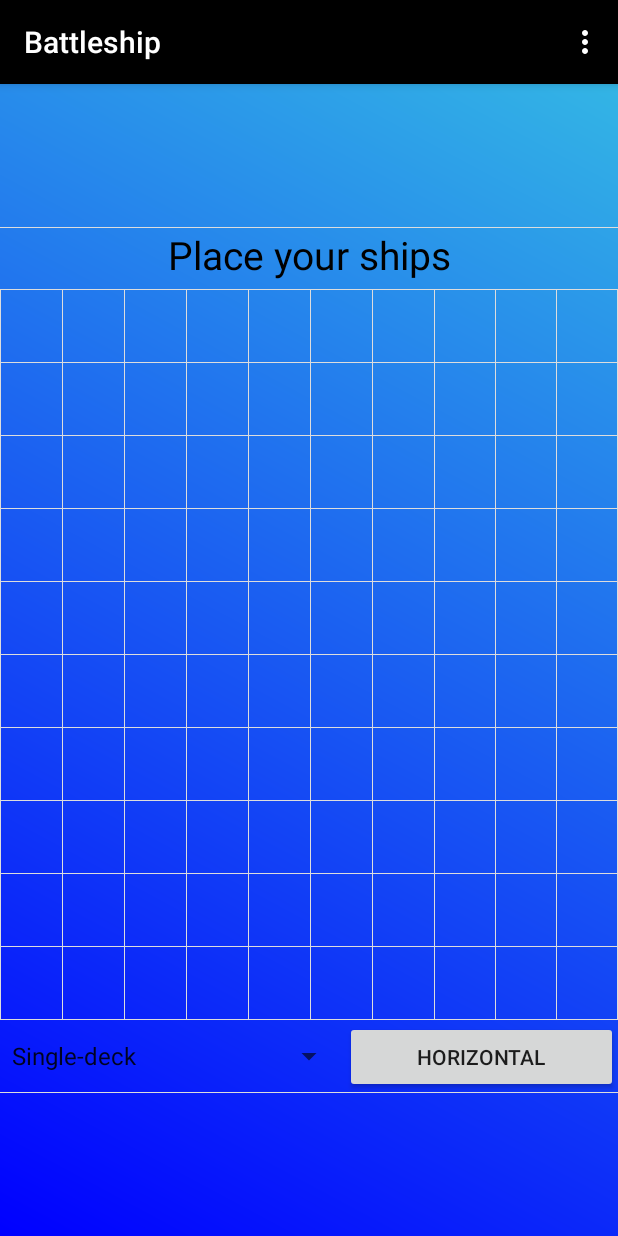
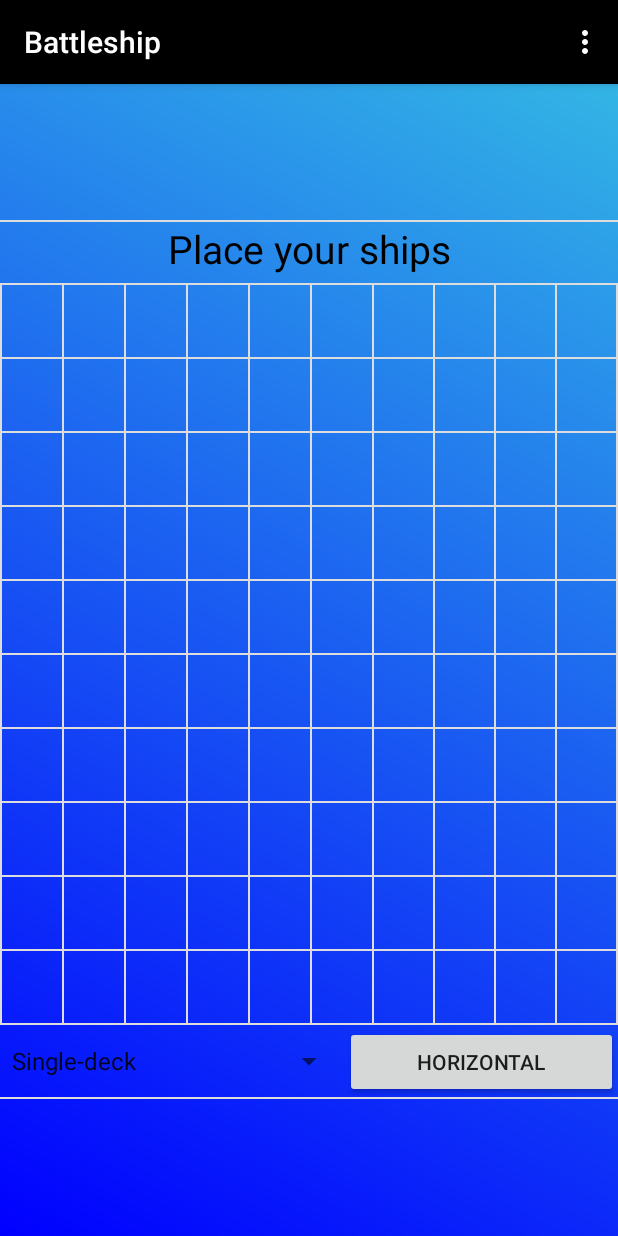
Before and after one commit to ShevchenyaIlya/Battleship, an Android app: the MainActivity screen opened directly, with no data from a screen before it, on a phone screen of 412 x 824 dp. Run offline under Robolectric (Android 15) with nearby library versions, the phone set to English and light mode, and no system bars; 2 statements that could not run were skipped.

Commit message:
Change divider

```diff
--- a/app/src/main/res/drawable/keyboard_divider.xml
+++ b/app/src/main/res/drawable/keyboard_divider.xml
@@ -2,6 +2,6 @@
 <shape xmlns:android="http://schemas.android.com/apk/res/android">
     <solid android:color="#dddddd"/>
     <size
-        android:width="1px"
-        android:height="1px"/>
+        android:width="2px"
+        android:height="2px"/>
 </shape>
```
